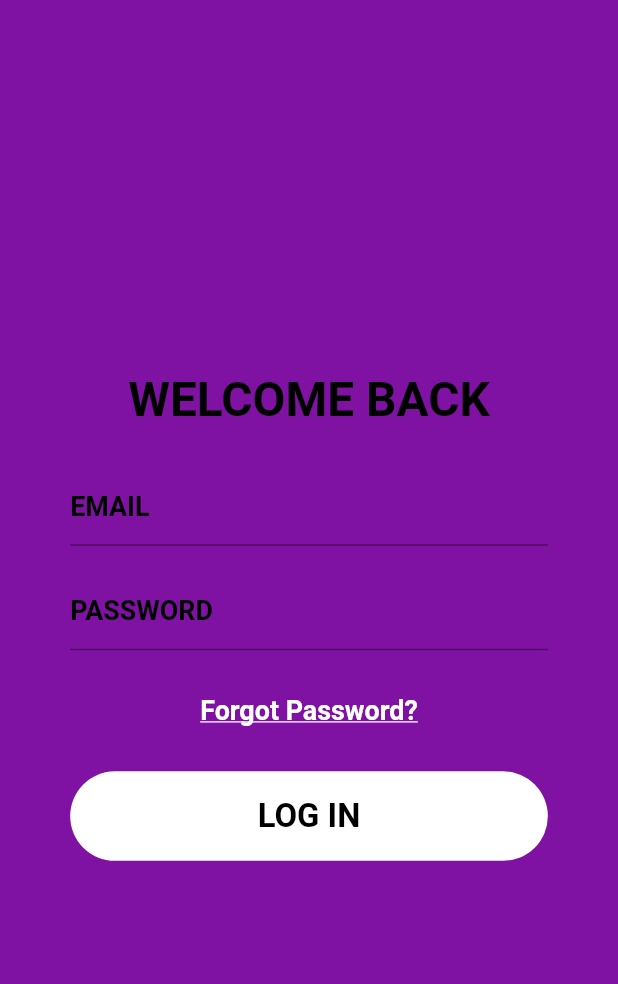
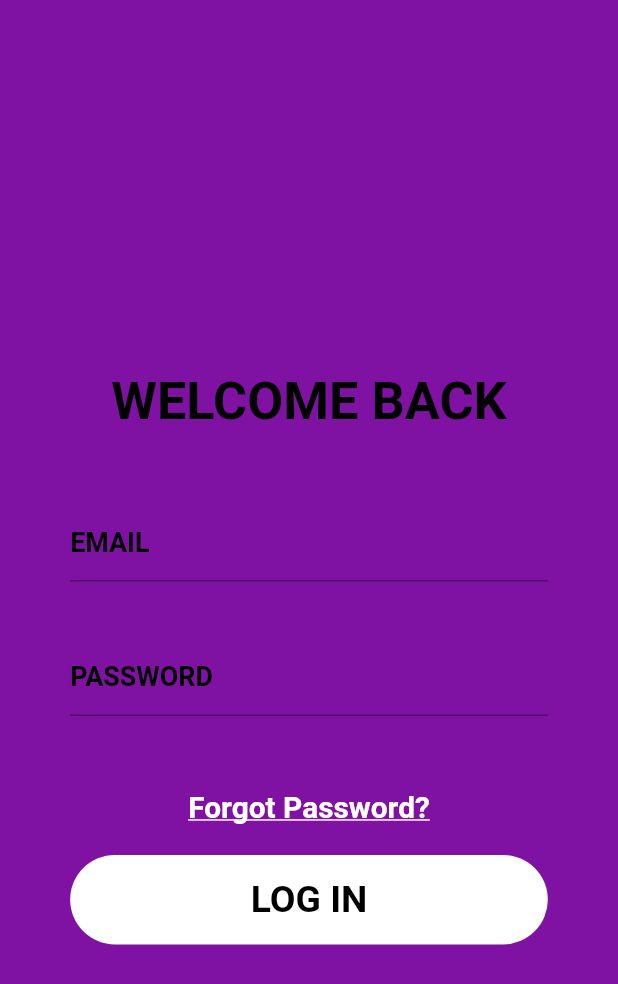
Before and after one commit to Karan-S1ngh/Lost-and-found-app, a Flutter app: the screen it shows after launch, after a tap on "LOGIN", on a phone screen of 412 x 824 dp. Shown: the top 984 px of the screen. Run offline on Flutter 3.47's test engine with Material 2 defaults, Android fonts, the phone set to English and light mode, and no system bars; our stand-ins replace image_picker.

Commit message:
Updated App

```diff
--- a/lib/login_page.dart
+++ b/lib/login_page.dart
@@ -15,10 +15,12 @@ class LoginInPage extends StatelessWidget {
         width: double.infinity,
         height: double.infinity,
         decoration: const BoxDecoration(
-          color: Color.fromARGB(255, 182, 4, 242), // Desired background color here
+          color:
+              Color.fromARGB(255, 182, 4, 242), // Desired background color here
         ),
         child: Container(
-          padding: EdgeInsets.fromLTRB(0, screenHeight * 0.3, 0, screenHeight * 0.15),
+          padding: EdgeInsets.fromLTRB(
+              0, screenHeight * 0.3, 0, screenHeight * 0.15),
           width: double.infinity,
           height: double.infinity,
           color: const Color.fromARGB(255, 127, 18, 163), // Desired color here
@@ -28,34 +30,39 @@ class LoginInPage extends StatelessWidget {
               Text(
                 'WELCOME BACK',
                 style: TextStyle(
-                  fontSize: 32 * fem,
+                  fontSize: 35 * fem,
                   fontWeight: FontWeight.w700,
                   color: const Color(0xFF000000),
                 ),
               ),
-              SizedBox(height: 30 * fem), // Increased spacing
+              SizedBox(height: 50 * fem),
               _buildInputField('EMAIL', fem),
-              SizedBox(height: 20 * fem), // Increased spacing
-              _buildInputField('PASSWORD', fem),
-              SizedBox(height: 30 * fem), // Increased spacing
+              SizedBox(height: 40 * fem),
+              _buildInputField1('PASSWORD', fem),
+              SizedBox(height: 50 * fem),
               GestureDetector(
                 onTap: () {
                   // Navigate to the password recovery page
-                  Navigator.push(context, MaterialPageRoute(builder: (context) {
-                    return const PasswordRecoveryPage();
-                  }));
+                  Navigator.push(
+                    context,
+                    MaterialPageRoute(
+                      builder: (context) {
+                        return const PasswordRecoveryPage();
+                      },
+                    ),
+                  );
                 },
                 child: Text(
                   'Forgot Password?',
                   style: TextStyle(
-                    fontSize: 18 * fem,
+                    fontSize: 20 * fem,
                     fontWeight: FontWeight.w700,
                     color: const Color(0xFFFFFFFF),
                     decoration: TextDecoration.underline,
                   ),
                 ),
               ),
-              SizedBox(height: 30 * fem), // Increased spacing
+              SizedBox(height: 20 * fem),
               _buildLoginInButton(fem),
             ],
           ),
@@ -89,6 +96,32 @@ class LoginInPage extends StatelessWidget {
     );
   }
 
+      Widget _buildInputField1(String label, double fem) {
+    return SizedBox(
+      width: 320 * fem,
+      height: 50 * fem,
+      child: TextField(
+        obscureText: true,
+        style: TextStyle(
+          fontSize: 18 * fem,
+          fontWeight: FontWeight.w700,
+          color: const Color(0xFF000000),
+        ),
+        decoration: InputDecoration(
+          labelText: label,
+          labelStyle: TextStyle(
+            fontSize: 18 * fem,
+            fontWeight: FontWeight.w700,
+            color: const Color(0xFF000000),
+          ),
+          focusedBorder: const UnderlineInputBorder(
+            borderSide: BorderSide(color: Color(0xFF000000)),
+          ),
+        ),
+      ),
+    );
+  }
+
   Widget _buildLoginInButton(double fem) {
     return Container(
       width: 320 * fem,
@@ -102,7 +135,7 @@ class LoginInPage extends StatelessWidget {
           'LOG IN',
           textAlign: TextAlign.center,
           style: TextStyle(
-            fontSize: 22 * fem,
+            fontSize: 25 * fem,
             fontWeight: FontWeight.w700,
             color: const Color(0xFF000000),
           ),
```
Also changed, not shown: lib/signup_page.dart (+29 -1 lines).
